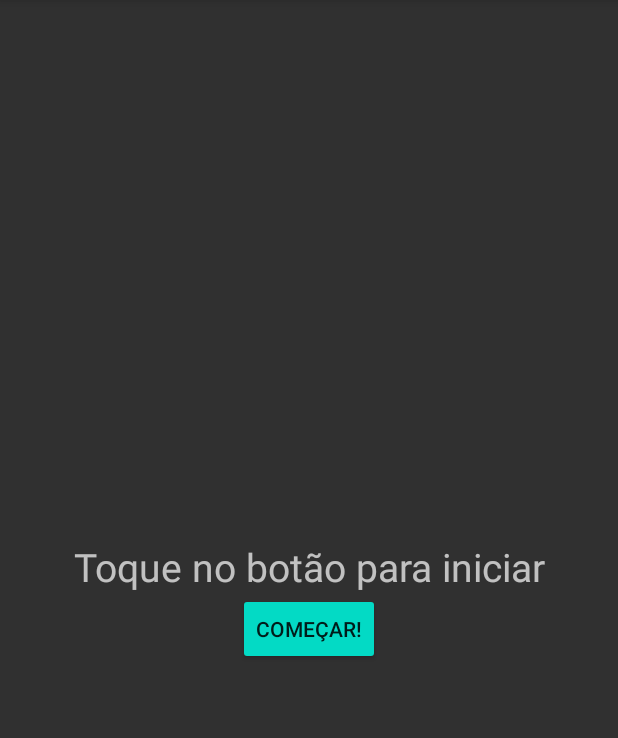
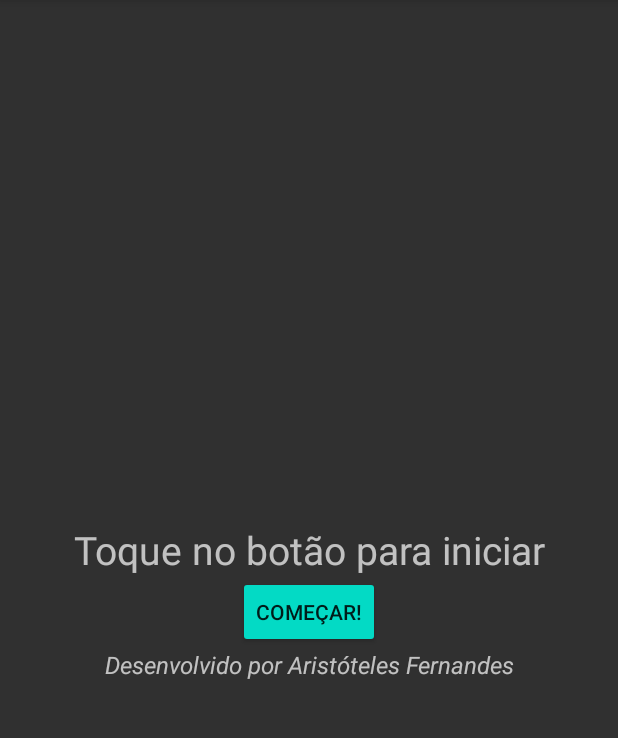
Before and after one commit to AristotelesFernandes/PDM, an Android app: the screen it shows after launch (MainActivity), on a phone screen of 412 x 824 dp, the part 84-822 px from its top. Run offline under Robolectric (Android 15) with nearby library versions, the phone set to English and light mode, and no system bars.

Commit message:
Exercício Acerte O Número
Adicionando Informação Pessoal

```diff
--- a/AcerteONumero/app/src/main/res/layout/activity_main.xml
+++ b/AcerteONumero/app/src/main/res/layout/activity_main.xml
@@ -39,6 +39,15 @@
             android:layout_height="wrap_content"
             android:text="COMEÇAR!"
             style="@style/Widget.AppCompat.Button.Colored"
+            />
+
+        <TextView
+            android:layout_width="match_parent"
+            android:layout_height="wrap_content"
+            android:text="Desenvolvido por Aristóteles Fernandes"
+            android:textSize="16sp"
+            android:textStyle="italic"
+            android:gravity="center"
             />
     </LinearLayout>
 
@@ -91,6 +100,15 @@
             style="@style/Widget.AppCompat.Button.Colored"
 
             />
+
+        <TextView
+            android:layout_width="match_parent"
+            android:layout_height="wrap_content"
+            android:text="Desenvolvido por Aristóteles Fernandes"
+            android:textSize="16sp"
+            android:textStyle="italic"
+            android:gravity="center"
+            />
     </LinearLayout>
 
 </FrameLayout>
```
